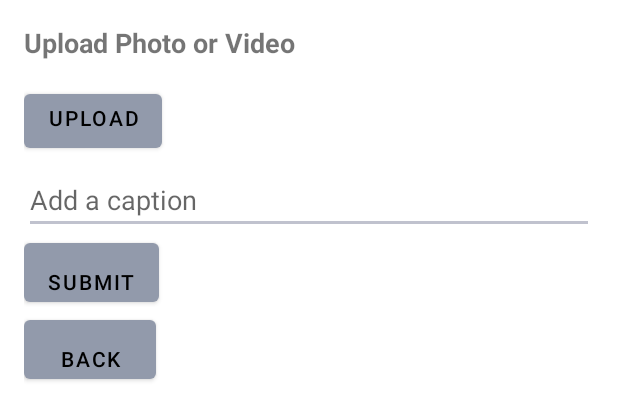
After one commit to KatieLonsdale/circles_fe, an Android app: the layout activity_upload.xml on its own in the app's theme, with its tools: preview values and no code run, on a phone screen of 412 x 824 dp. The commit adds this screen. Shown: the top 420 px of the screen. Run offline under Robolectric (Android 15) with nearby library versions, the phone set to English and light mode, and no system bars.

Commit message:
add upload form and its logic/activity

```diff
--- /dev/null
+++ b/app/src/main/res/layout/activity_upload.xml
@@ -0,0 +1,48 @@
+<!-- res/layout/activity_upload.xml -->
+<LinearLayout xmlns:android="http://schemas.android.com/apk/res/android"
+    xmlns:tools="http://schemas.android.com/tools"
+    android:layout_width="match_parent"
+    android:layout_height="match_parent"
+    android:orientation="vertical"
+    android:padding="16dp"
+    tools:context=".UploadActivity">
+
+    <TextView
+        android:layout_width="wrap_content"
+        android:layout_height="wrap_content"
+        android:text="@string/upload_photo_or_video"
+        android:textSize="18sp"
+        android:textStyle="bold"
+        android:paddingBottom="16dp" />
+
+    <Button
+        android:id="@+id/btn_select_media"
+        android:layout_width="wrap_content"
+        android:layout_height="wrap_content"
+        android:text="@string/upload"
+        android:paddingBottom="8dp" />
+
+    <EditText
+        android:id="@+id/edit_caption"
+        android:layout_width="match_parent"
+        android:layout_height="wrap_content"
+        android:autofillHints="Add a caption"
+        android:hint="@string/add_a_caption"
+        android:inputType="text"
+        android:paddingTop="16dp" />
+
+    <Button
+        android:id="@+id/btn_submit"
+        android:layout_width="wrap_content"
+        android:layout_height="wrap_content"
+        android:text="@string/submit"
+        android:paddingTop="16dp" />
+
+    <Button
+        android:id="@+id/btn_back"
+        android:layout_width="wrap_content"
+        android:layout_height="wrap_content"
+        android:text="@string/back"
+        android:paddingTop="16dp" />
+
+</LinearLayout>
--- a/app/src/main/res/values/strings.xml
+++ b/app/src/main/res/values/strings.xml
@@ -13,4 +13,12 @@
     <string name="new_password">Password</string>
     <string name="confirm_password">Confirm Password</string>
     <string name="sign_up_submit">Sign Up</string>
+    <string name="create">Create</string>
+    <string name="upload_photo_or_video">Upload Photo or Video</string>
+    <string name="upload_photo">Upload Photo</string>
+    <string name="upload_video">Upload Video</string>
+    <string name="add_a_caption">Add a caption</string>
+    <string name="back">Back</string>
+    <string name="submit">Submit</string>
+    <string name="upload">Upload</string>
 </resources>
```
Also changed, not shown: app/src/main/java/com/example/innercircles/UploadActivity.kt (added, +121 -0 lines).
